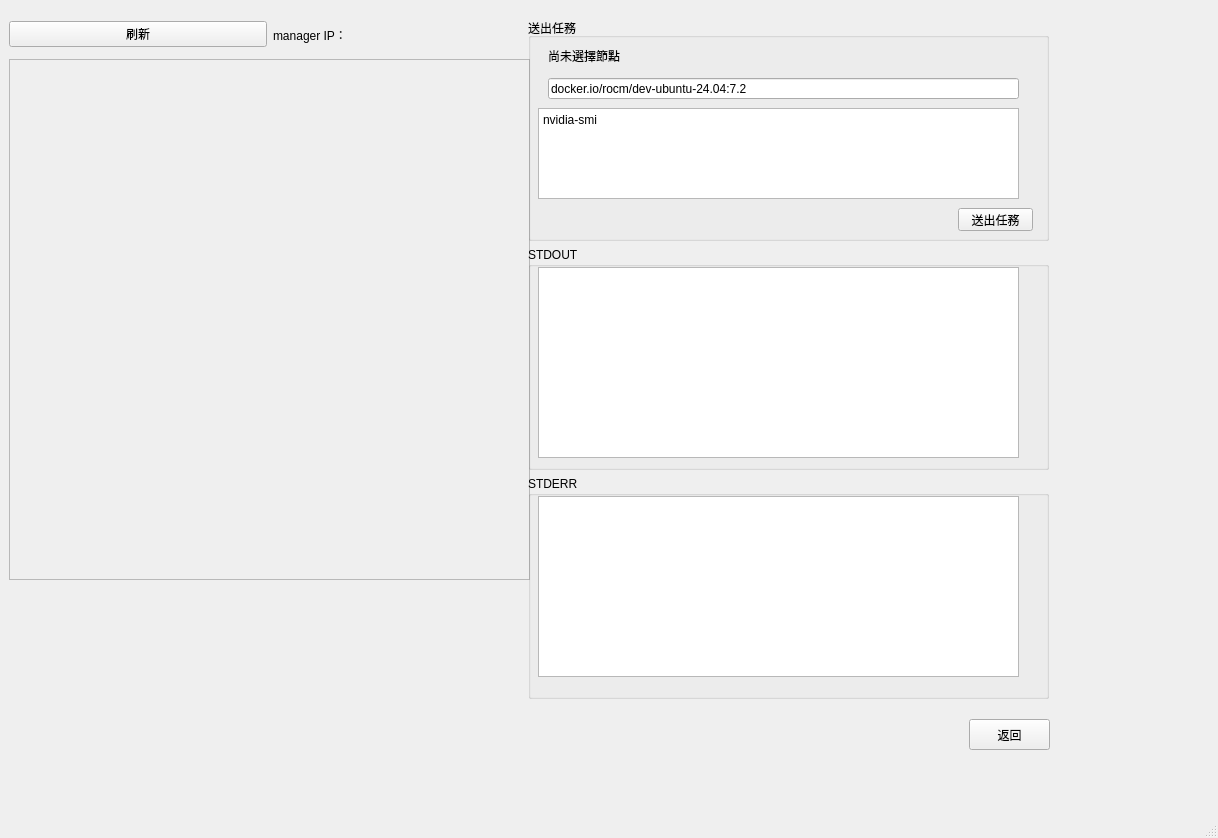
First picture: the form in GPURentalApp/mainwindow.ui, repository NIU-Senior-Project/QtGUI, before the edit.
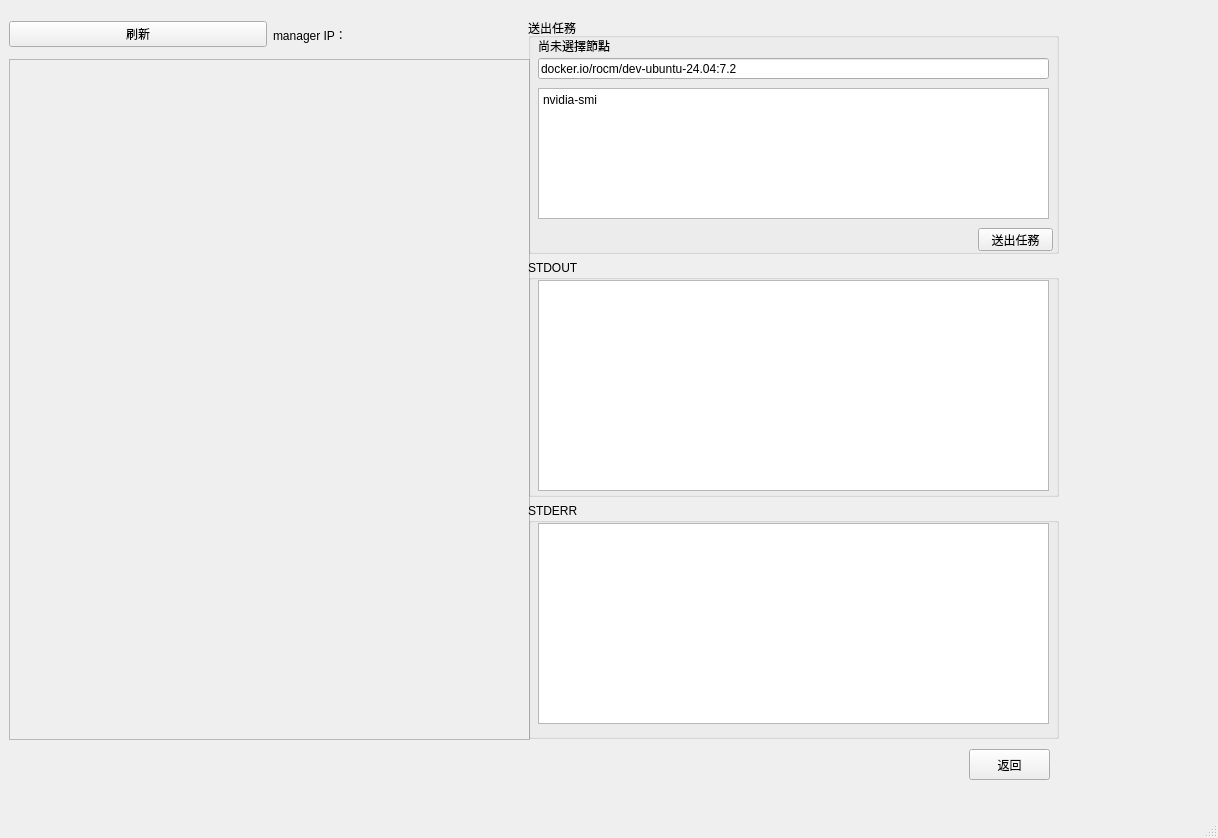
Second picture: the form after the edit.

Commit message: 調整版面大小與錯誤通知回傳次數改成1次

What changed in the file:
```diff
--- a/GPURentalApp/mainwindow.ui
+++ b/GPURentalApp/mainwindow.ui
@@ -67,7 +67,7 @@
           <x>0</x>
           <y>50</y>
           <width>521</width>
-          <height>521</height>
+          <height>681</height>
          </rect>
         </property>
         <layout class="QHBoxLayout" name="horizontalLayout">
@@ -82,7 +82,7 @@
               <x>0</x>
               <y>0</y>
               <width>517</width>
-              <height>517</height>
+              <height>677</height>
              </rect>
             </property>
             <widget class="QWidget" name="verticalLayoutWidget_3">
@@ -91,7 +91,7 @@
                <x>0</x>
                <y>0</y>
                <width>521</width>
-               <height>521</height>
+               <height>681</height>
               </rect>
              </property>
              <layout class="QVBoxLayout" name="vlay_renter_nodes"/>
@@ -105,7 +105,7 @@
         <property name="geometry">
          <rect>
           <x>960</x>
-          <y>710</y>
+          <y>740</y>
           <width>81</width>
           <height>31</height>
          </rect>
@@ -145,8 +145,8 @@
          <rect>
           <x>519</x>
           <y>9</y>
-          <width>521</width>
-          <height>681</height>
+          <width>531</width>
+          <height>721</height>
          </rect>
         </property>
         <layout class="QVBoxLayout" name="verticalLayout">
@@ -158,9 +158,9 @@
            <widget class="QLabel" name="lbl_r_selected_node">
             <property name="geometry">
              <rect>
-              <x>20</x>
-              <y>30</y>
-              <width>241</width>
+              <x>10</x>
+              <y>20</y>
+              <width>511</width>
               <height>16</height>
              </rect>
             </property>
@@ -171,9 +171,9 @@
            <widget class="QLineEdit" name="edit_r_container">
             <property name="geometry">
              <rect>
-              <x>20</x>
-              <y>60</y>
-              <width>471</width>
+              <x>10</x>
+              <y>40</y>
+              <width>511</width>
               <height>21</height>
              </rect>
             </property>
@@ -188,9 +188,9 @@
             <property name="geometry">
              <rect>
               <x>10</x>
-              <y>90</y>
-              <width>481</width>
-              <height>91</height>
+              <y>70</y>
+              <width>511</width>
+              <height>131</height>
              </rect>
             </property>
             <property name="plainText">
@@ -200,8 +200,8 @@
            <widget class="QPushButton" name="btn_r_submit_job">
             <property name="geometry">
              <rect>
-              <x>430</x>
-              <y>190</y>
+              <x>450</x>
+              <y>210</y>
               <width>75</width>
               <height>23</height>
              </rect>
@@ -222,8 +222,8 @@
              <rect>
               <x>10</x>
               <y>20</y>
-              <width>481</width>
-              <height>191</height>
+              <width>511</width>
+              <height>211</height>
              </rect>
             </property>
             <property name="readOnly">
@@ -242,8 +242,8 @@
              <rect>
               <x>10</x>
               <y>20</y>
-              <width>481</width>
-              <height>181</height>
+              <width>511</width>
+              <height>201</height>
              </rect>
             </property>
             <property name="readOnly">
```
Left out of the diff: 22 changed lines with no effect on the pictures. The commit also changes 2 other files.
